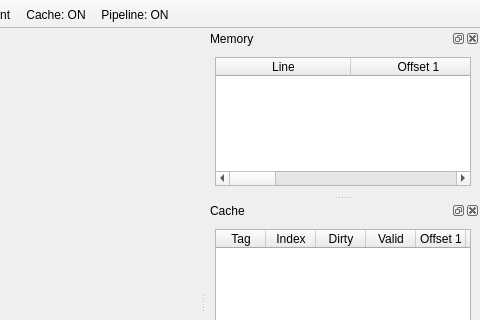
Above: gui/mainwindow.ui from nehaka02/DNA-v32 before the change; both pictures show x 320 to 800 and y 0 to 320 of the 800 by 597 pixel window. Below: the same form after it.
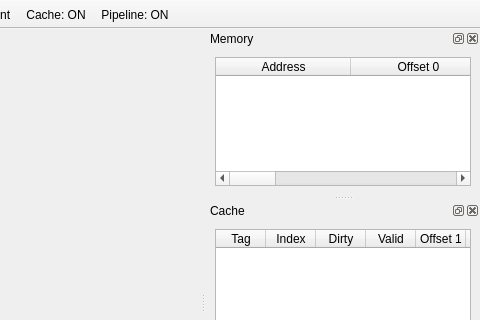
That is the form after the change.

```diff
--- a/gui/mainwindow.ui
+++ b/gui/mainwindow.ui
@@ -135,7 +135,12 @@
        </attribute>
        <column>
         <property name="text">
-         <string>Line</string>
+         <string>Address</string>
+        </property>
+       </column>
+       <column>
+        <property name="text">
+         <string>Offset 0</string>
         </property>
        </column>
        <column>
@@ -153,11 +158,6 @@
          <string>Offset 3</string>
         </property>
        </column>
-       <column>
-        <property name="text">
-         <string>Offset 4</string>
-        </property>
-       </column>
       </widget>
      </item>
     </layout>
```
